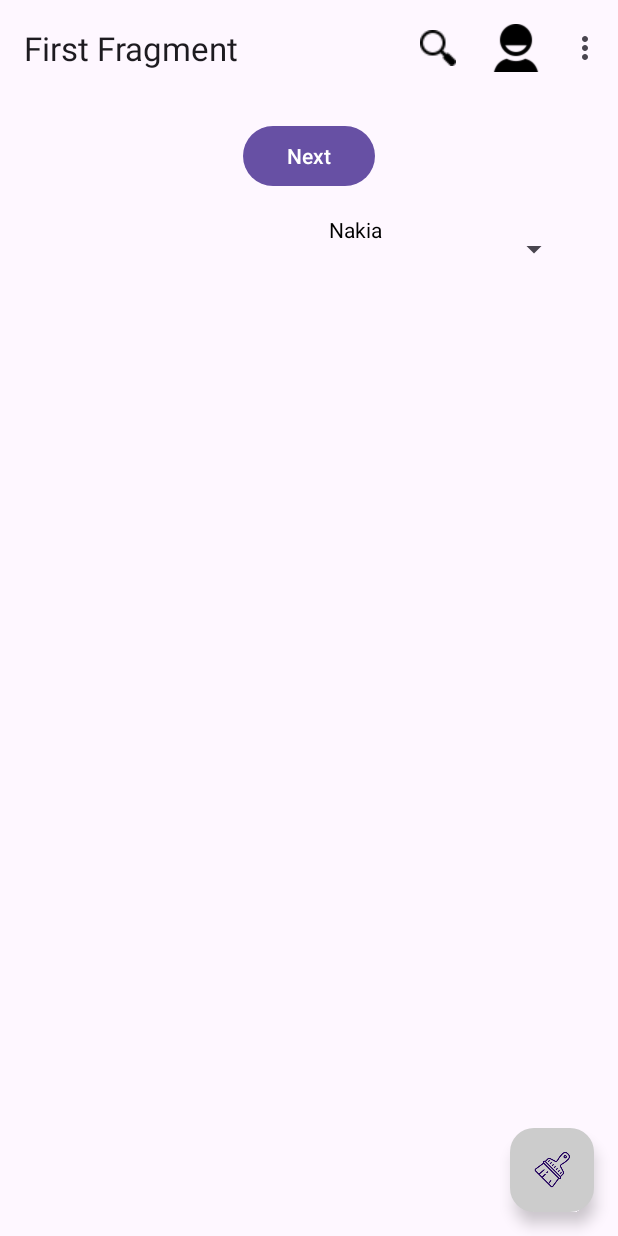
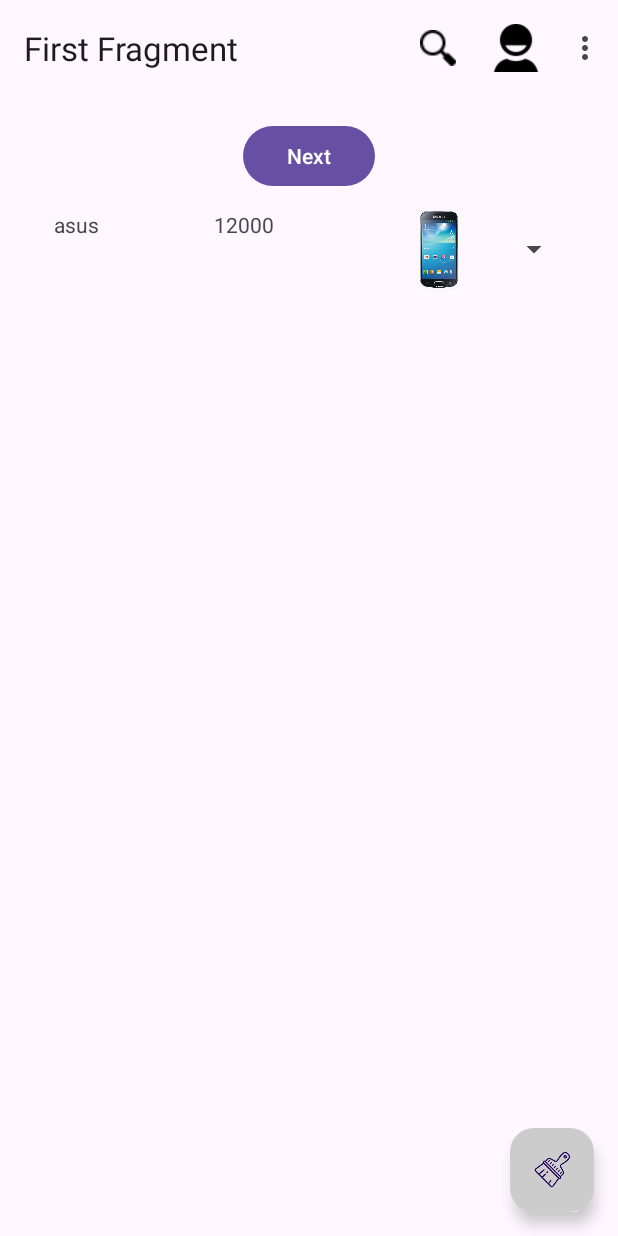
Before and after one commit to RXHXD/UI-UX, an Android app: the screen it shows after launch (MainActivity), on a phone screen of 412 x 824 dp. Run offline under Robolectric (Android 15) with nearby library versions, the phone set to English and light mode, and no system bars; our stand-ins replace navigation-ui.

```diff
--- a/FinalPractice/app/src/main/java/com/example/finalpractice/DeepPhone.java
+++ b/FinalPractice/app/src/main/java/com/example/finalpractice/DeepPhone.java
@@ -8,12 +8,12 @@ public class DeepPhone {
    String monthlyRate;
    String phoneCameraSpec;
 
-    int phoneTotalPrice;
+    String phoneTotalPrice;
    int phonePicDrawable;
 
    LocalDate phonereleaseDate;
 
-    public DeepPhone(int id, String companyName, String monthlyRate, String phoneCameraSpec, int phoneTotalPrice, int phonePicDrawable, LocalDate phonereleaseDate) {
+    public DeepPhone(int id, String companyName, String monthlyRate, String phoneCameraSpec, String phoneTotalPrice, int phonePicDrawable, LocalDate phonereleaseDate) {
         this.id = id;
         this.companyName = companyName;
         this.monthlyRate = monthlyRate;
@@ -72,11 +72,11 @@ public class DeepPhone {
         this.phonereleaseDate = phonereleaseDate;
     }
 
-    public int getPhoneTotalPrice() {
+    public String getPhoneTotalPrice() {
         return phoneTotalPrice;
     }
 
-    public void setPhoneTotalPrice(int phoneTotalPrice) {
+    public void setPhoneTotalPrice(String phoneTotalPrice) {
         this.phoneTotalPrice = phoneTotalPrice;
     }
 
--- /dev/null
+++ b/FinalPractice/app/src/main/java/com/example/finalpractice/DeepPhoneAdapter.java
@@ -0,0 +1,47 @@
+package com.example.finalpractice;
+
+import android.view.LayoutInflater;
+import android.view.View;
+import android.view.ViewGroup;
+import android.widget.BaseAdapter;
+
+import com.example.finalpractice.databinding.LayoutPhoneitemBinding;
+
+import java.util.List;
+
+public class DeepPhoneAdapter extends BaseAdapter {
+
+    List<DeepPhone> deepPhoneList;
+    LayoutPhoneitemBinding phoneitemBinding;
+
+    public DeepPhoneAdapter(List<DeepPhone> deepPhoneList) {
+        this.deepPhoneList = deepPhoneList;
+    }
+
+    @Override
+    public int getCount() {
+        return deepPhoneList.size();
+    }
+
+    @Override
+    public Object getItem(int i) {
+        return deepPhoneList.get(i);
+    }
+
+    @Override
+    public long getItemId(int i) {
+        return i;
+    }
+
+    @Override
+    public View getView(int i, View view, ViewGroup viewGroup) {
+       if(view == null)
+           {
+               phoneitemBinding = LayoutPhoneitemBinding.inflate(LayoutInflater.from(viewGroup.getContext()),viewGroup,false);
+           }
+        phoneitemBinding.modelName.setText(deepPhoneList.get(i).getCompanyName());
+       phoneitemBinding.price.setText(deepPhoneList.get(i).phoneTotalPrice);
+       phoneitemBinding.imageView.setImageResource(deepPhoneList.get(i).getPhonePicDrawable());
+        return phoneitemBinding.getRoot();
+    }
+}
--- a/FinalPractice/app/src/main/java/com/example/finalpractice/FirstFragment.java
+++ b/FinalPractice/app/src/main/java/com/example/finalpractice/FirstFragment.java
@@ -24,7 +24,9 @@ public class FirstFragment extends Fragment {
     PhoneViewModel phoneViewModel;
     PhoneAdapter phoneAdapter;
 
-
+    List<DeepPhone> phoneList1 = new ArrayList<>();
+    PhoneViewModel phoneViewModel1;
+    DeepPhoneAdapter phoneAdapter1;
     private FragmentFirstBinding binding;
 
     @Override
@@ -41,27 +43,36 @@ public class FirstFragment extends Fragment {
     public void onViewCreated(@NonNull View view, Bundle savedInstanceState) {
         super.onViewCreated(view, savedInstanceState);
         phoneViewModel = new ViewModelProvider(requireActivity()).get(PhoneViewModel.class);
-        phoneViewModel.getPhoneList().observe(getViewLifecycleOwner(), new Observer<List<Phone>>() {
+//        phoneViewModel.getPhoneList().observe(getViewLifecycleOwner(), new Observer<List<Phone>>() {
+//            @Override
+//            public void onChanged(List<Phone> phones) {
+//                phoneList = phones;
+//                phoneAdapter = new PhoneAdapter(phoneList);
+//                binding.spinner.setAdapter(phoneAdapter);
+//            }
+//        });
+
+        phoneViewModel.getPhoneList1().observe(requireActivity(), new Observer<List<DeepPhone>>() {
             @Override
-            public void onChanged(List<Phone> phones) {
-                phoneList = phones;
-                phoneAdapter = new PhoneAdapter(phoneList);
-                binding.spinner.setAdapter(phoneAdapter);
+            public void onChanged(List<DeepPhone> deepPhones) {
+                phoneList1 = deepPhones;
+                phoneAdapter1 = new DeepPhoneAdapter(phoneList1);
+                binding.spinner.setAdapter(phoneAdapter1);
             }
         });
 
 
-      binding.spinner.setOnItemSelectedListener(new AdapterView.OnItemSelectedListener() {
-          @Override
-          public void onItemSelected(AdapterView<?> adapterView, View view, int i, long l) {
-              Toast.makeText(requireActivity(),phoneList.get(i).getPhoneName(),Toast.LENGTH_SHORT).show();
-          }
-
-          @Override
-          public void onNothingSelected(AdapterView<?> adapterView) {
-
-          }
-      });
+//      binding.spinner.setOnItemSelectedListener(new AdapterView.OnItemSelectedListener() {
+//          @Override
+//          public void onItemSelected(AdapterView<?> adapterView, View view, int i, long l) {
+//              Toast.makeText(requireActivity(),phoneList.get(i).getPhoneName(),Toast.LENGTH_SHORT).show();
+//          }
+//
+//          @Override
+//          public void onNothingSelected(AdapterView<?> adapterView) {
+//
+//          }
+//      });
 
         binding.buttonFirst.setOnClickListener(new View.OnClickListener() {
             @Override
--- a/FinalPractice/app/src/main/java/com/example/finalpractice/MainActivity.java
+++ b/FinalPractice/app/src/main/java/com/example/finalpractice/MainActivity.java
@@ -55,7 +55,7 @@ public class MainActivity extends AppCompatActivity {
              String modelName = eachPhoneField[1];
              String monthlyPlan = eachPhoneField[2];
              String phoneCameraDescription = eachPhoneField[3];
-             int totalPhoneAmount = Integer.parseInt(eachPhoneField[4]);
+             String totalPhoneAmount = eachPhoneField[4];
              String phonereleaseDate = eachPhoneField[5];
 
              // one line for putting all the images
@@ -84,7 +84,9 @@ public class MainActivity extends AppCompatActivity {
       {
           Log.d("msg",deepPhoneList.get(i).toString());
       }
-
+        // making instance of Phone View Model for Phone Model
+        PhoneViewModel phoneViewModel = new ViewModelProvider(this).get(PhoneViewModel.class);
+        phoneViewModel.loadColorList1(deepPhoneList);
 
 
     }
@@ -135,9 +137,9 @@ public class MainActivity extends AppCompatActivity {
         // call csv file
         ReadCsv();
 
-          // making instance of Phone View Model
-        PhoneViewModel phoneViewModel = new ViewModelProvider(this).get(PhoneViewModel.class);
-        phoneViewModel.loadColorList(phoneList);
+          // making instance of Phone View Model for Phone Model
+      //  PhoneViewModel phoneViewModel = new ViewModelProvider(this).get(PhoneViewModel.class);
+       // phoneViewModel.loadColorList(phoneList);
     }
 
     @Override
--- a/FinalPractice/app/src/main/java/com/example/finalpractice/PhoneViewModel.java
+++ b/FinalPractice/app/src/main/java/com/example/finalpractice/PhoneViewModel.java
@@ -10,19 +10,38 @@ import java.util.List;
 public class PhoneViewModel extends ViewModel {
 
     MutableLiveData<List<Phone>> phoneList = new MutableLiveData<List<Phone>>();
+    MutableLiveData<List<DeepPhone>> phoneList1 = new MutableLiveData<List<DeepPhone>>();
+
     public LiveData<List<Phone>> getPhoneList() {
       if(phoneList == null)
       {
           phoneList = new MutableLiveData<>();
+
       }
         return  phoneList;
     }
+
+    public LiveData<List<DeepPhone>> getPhoneList1() {
+        if(phoneList == null)
+        {
+            phoneList1 = new MutableLiveData<>();
+
+        }
+        return  phoneList1;
+    }
+
+
+
 
     public void loadColorList(List<Phone> phoneList1)
     {
         phoneList.setValue(phoneList1);
     }
 
+    public void loadColorList1(List<DeepPhone> phoneList2)
+    {
+        phoneList1.setValue(phoneList2);
+    }
 
 
 
--- /dev/null
+++ b/FinalPractice/app/src/main/res/layout/layout_phoneitem.xml
@@ -0,0 +1,39 @@
+<?xml version="1.0" encoding="utf-8"?>
+<androidx.constraintlayout.widget.ConstraintLayout xmlns:android="http://schemas.android.com/apk/res/android"
+    xmlns:app="http://schemas.android.com/apk/res-auto"
+    xmlns:tools="http://schemas.android.com/tools"
+    android:layout_width="match_parent"
+    android:layout_height="match_parent">
+
+    <TextView
+        android:id="@+id/modelName"
+        android:layout_width="79dp"
+        android:layout_height="37dp"
+        android:layout_marginStart="4dp"
+        android:layout_marginTop="4dp"
+        android:text="TextView"
+        app:layout_constraintStart_toStartOf="parent"
+        app:layout_constraintTop_toTopOf="parent" />
+
+    <TextView
+        android:id="@+id/price"
+        android:layout_width="126dp"
+        android:layout_height="38dp"
+        android:layout_marginStart="27dp"
+        android:layout_marginTop="4dp"
+        android:text="TextView"
+        app:layout_constraintStart_toEndOf="@+id/modelName"
+        app:layout_constraintTop_toTopOf="parent" />
+
+    <ImageView
+        android:id="@+id/imageView"
+        android:layout_width="126dp"
+        android:layout_height="53dp"
+        android:layout_marginStart="17dp"
+        android:layout_marginTop="4dp"
+        android:layout_marginEnd="32dp"
+        app:layout_constraintEnd_toEndOf="parent"
+        app:layout_constraintStart_toEndOf="@+id/price"
+        app:layout_constraintTop_toTopOf="parent"
+        tools:srcCompat="@tools:sample/avatars" />
+</androidx.constraintlayout.widget.ConstraintLayout>
```
